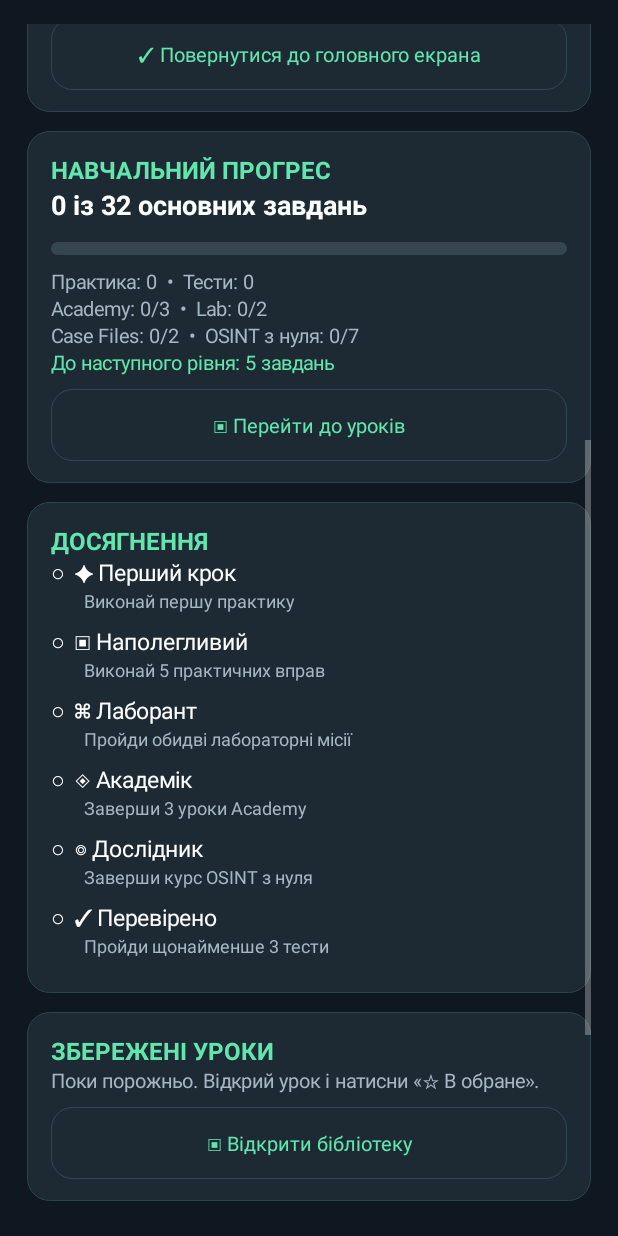
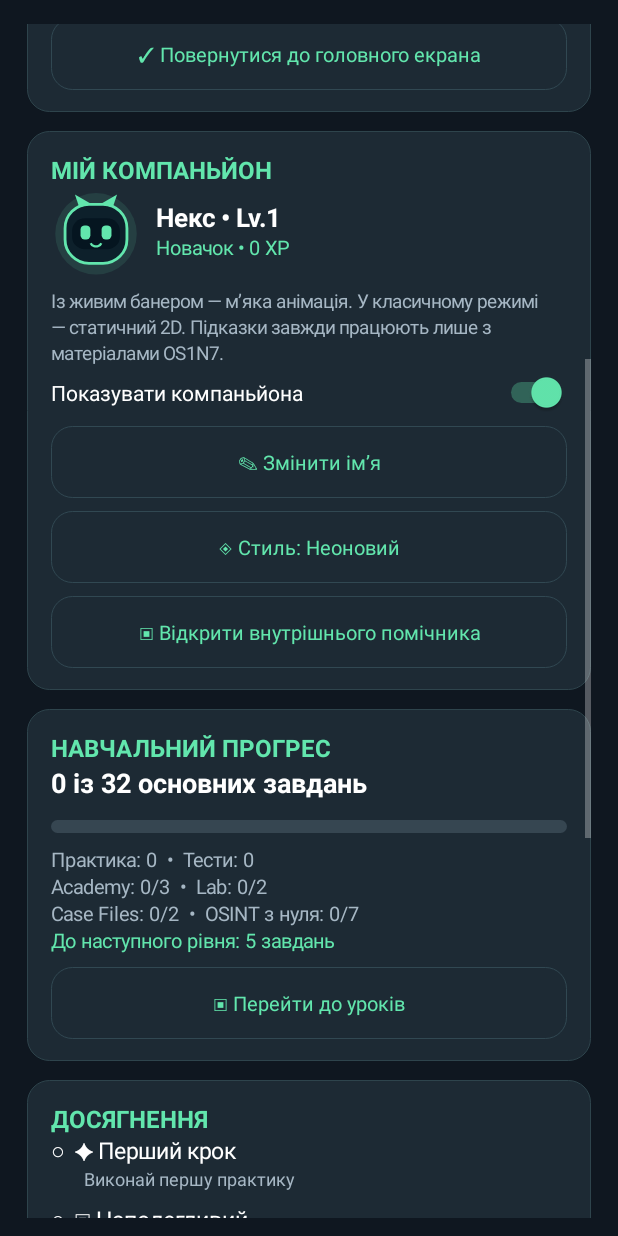
Before and after one commit to MrKanzo/Os1n7, an Android app: the ProfileActivity screen opened directly, with no data from a screen before it, scrolled down 556 dp, on a phone screen of 412 x 824 dp. Run offline under Robolectric (Android 15) with nearby library versions, the phone set to English and light mode, and no system bars.

Commit message:
companion: add profile name, skin, visibility controls and local level

```diff
--- a/app/src/main/java/com/mrkanzo/os1n7/ProfileActivity.kt
+++ b/app/src/main/java/com/mrkanzo/os1n7/ProfileActivity.kt
@@ -204,6 +204,79 @@ class ProfileActivity : Activity() {
         }
         action(appearance, "✓ Повернутися до головного екрана") { finish() }
 
+        val companion = section("МІЙ КОМПАНЬЙОН")
+        val companionName = profile.getString("companion_name", "Некс").orEmpty().ifBlank { "Некс" }
+        val currentStyle = profile.getString("companion_style", "neon") ?: "neon"
+        val companionProgress = CompanionEngine.progress(this)
+        val companionRow = LinearLayout(this).apply {
+            orientation = LinearLayout.HORIZONTAL
+            gravity = Gravity.CENTER_VERTICAL
+        }
+        companionRow.addView(CompanionOrbView(this).apply {
+            skin = currentStyle
+            live = profile.getBoolean("animated_home", false)
+            contentDescription = "Компаньйон $companionName"
+        }, LinearLayout.LayoutParams(dp(60), dp(60)).apply { rightMargin = dp(10) })
+        val companionInfo = LinearLayout(this).apply { orientation = LinearLayout.VERTICAL }
+        companionInfo.addView(label("$companionName • Lv.${companionProgress.level}", 17f, Color.WHITE, true))
+        companionInfo.addView(label(
+            "${companionProgress.rank} • ${companionProgress.xp} XP", 13f, accent
+        ))
+        companionRow.addView(companionInfo, LinearLayout.LayoutParams(0, -2, 1f))
+        companion.addView(companionRow)
+        companion.addView(label(
+            "Із живим банером — м’яка анімація. У класичному режимі — статичний 2D. " +
+                "Підказки завжди працюють лише з матеріалами OS1N7.",
+            12.5f, muted
+        ).apply { setPadding(0, dp(8), 0, dp(4)) })
+        val companionSwitch = Switch(this).apply {
+            text = "Показувати компаньйона"
+            textSize = 14f
+            setTextColor(Color.WHITE)
+            isChecked = profile.getBoolean("companion_enabled", true)
+            thumbTintList = android.content.res.ColorStateList.valueOf(accent)
+            setOnCheckedChangeListener { _, checked ->
+                profile.edit().putBoolean("companion_enabled", checked).apply()
+            }
+        }
+        companion.addView(companionSwitch)
+        action(companion, "✎ Змінити ім’я") {
+            val input = EditText(this).apply {
+                setSingleLine(true)
+                setText(companionName)
+                setSelection(text.length)
+                filters = arrayOf(android.text.InputFilter.LengthFilter(18))
+            }
+            AlertDialog.Builder(this)
+                .setTitle("Ім’я компаньйона")
+                .setView(input)
+                .setNegativeButton("Скасувати", null)
+                .setPositiveButton("Зберегти") { _, _ ->
+                    val next = input.text.toString().trim()
+                    if (next.isNotBlank()) {
+                        profile.edit().putString("companion_name", next).apply()
+                        render()
+                    }
+                }.show()
+        }
+        val styleNames = arrayOf("Неоновий", "Привид", "Вогник")
+        val styleIds = arrayOf("neon", "ghost", "ember")
+        val styleIndex = styleIds.indexOf(currentStyle).coerceAtLeast(0)
+        action(companion, "◈ Стиль: ${styleNames[styleIndex]}") {
+            AlertDialog.Builder(this)
+                .setTitle("Стиль компаньйона")
+                .setSingleChoiceItems(styleNames, styleIndex) { dialog, which ->
+                    profile.edit().putString("companion_style", styleIds[which]).apply()
+                    dialog.dismiss()
+                    render()
+                }
+                .setNegativeButton("Закрити", null)
+                .show()
+        }
+        action(companion, "▣ Відкрити внутрішнього помічника") {
+            startActivity(Intent(this, CompanionActivity::class.java))
+        }
+
         val progress = section("НАВЧАЛЬНИЙ ПРОГРЕС")
         progress.addView(label("$done із $total основних завдань", 18f, Color.WHITE, true))
         val track = FrameLayout(this).apply { background = shape(Color.rgb(54, 70, 81), 8) }
```
